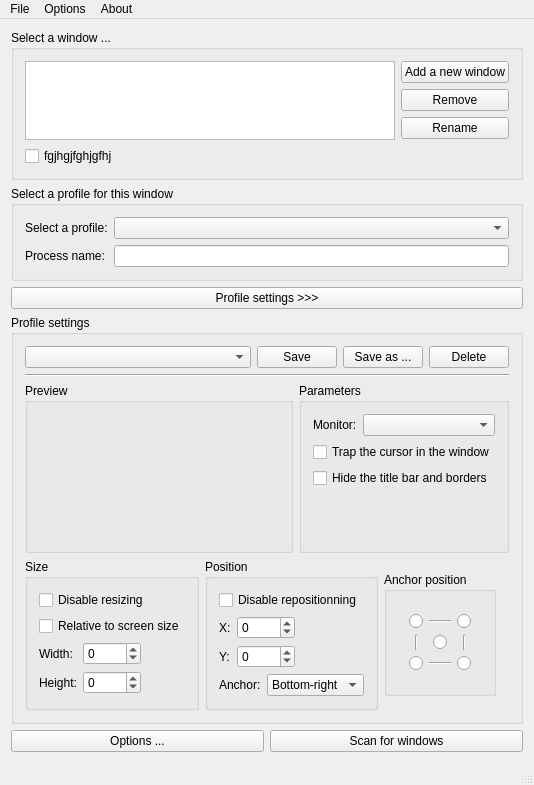
The window that FullScreenWindow/fullscreenwindow.ui (Miow/FullScreenWindow) describes before a commit, drawn with Qt 5.
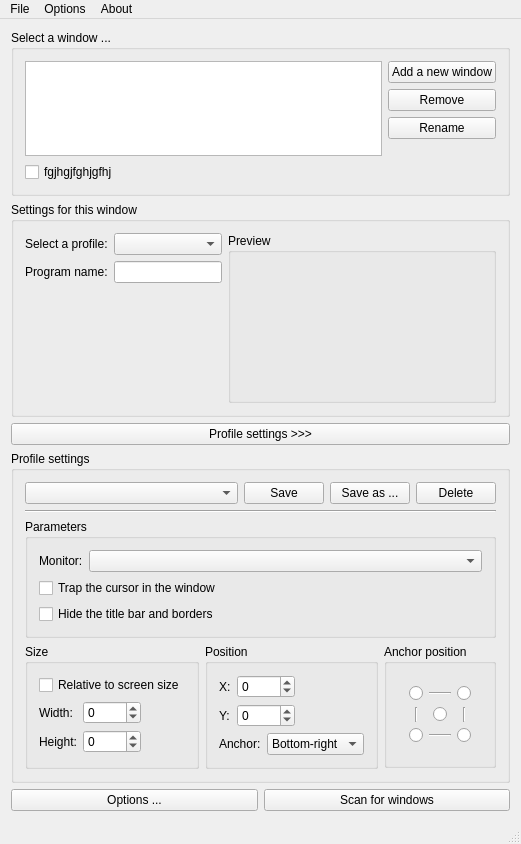
The same window after the commit.

What changed in the file:
```diff
--- a/FullScreenWindow/fullscreenwindow.ui
+++ b/FullScreenWindow/fullscreenwindow.ui
@@ -7,7 +7,7 @@
     <x>0</x>
     <y>0</y>
     <width>496</width>
-    <height>749</height>
+    <height>844</height>
    </rect>
   </property>
   <property name="windowTitle">
@@ -131,74 +131,11 @@
                   </item>
                  </layout>
                 </item>
-                <item row="3" column="0">
-                 <spacer name="verticalSpacer_2">
-                  <property name="orientation">
-                   <enum>Qt::Vertical</enum>
-                  </property>
-                  <property name="sizeHint" stdset="0">
-                   <size>
-                    <width>20</width>
-                    <height>40</height>
-                   </size>
-                  </property>
-                 </spacer>
-                </item>
                </layout>
               </item>
              </layout>
             </widget>
            </item>
-           <item row="0" column="0">
-            <widget class="QGroupBox" name="groupBox_3">
-             <property name="sizePolicy">
-              <sizepolicy hsizetype="Preferred" vsizetype="Preferred">
-               <horstretch>0</horstretch>
-               <verstretch>0</verstretch>
-              </sizepolicy>
-             </property>
-             <property name="title">
-              <string>Preview</string>
-             </property>
-             <layout class="QGridLayout" name="gridLayout_11">
-              <item row="0" column="0">
-               <widget class="QGraphicsView" name="graphicsView_Preview">
-                <property name="sizePolicy">
-                 <sizepolicy hsizetype="Fixed" vsizetype="Fixed">
-                  <horstretch>0</horstretch>
-                  <verstretch>0</verstretch>
-                 </sizepolicy>
-                </property>
-                <property name="minimumSize">
-                 <size>
-                  <width>240</width>
-                  <height>125</height>
-                 </size>
-                </property>
-                <property name="maximumSize">
-                 <size>
-                  <width>240</width>
-                  <height>125</height>
-                 </size>
-                </property>
-                <property name="baseSize">
-                 <size>
-                  <width>240</width>
-                  <height>125</height>
-                 </size>
-                </property>
-                <property name="acceptDrops">
-                 <bool>false</bool>
-                </property>
-                <property name="styleSheet">
-                 <string notr="true">background: transparent;
-border: none</string>
-                </property>
-               </widget>
-              </item>
-             </layout>
-            </widget>
-           </item>
           </layout>
          </item>
          <item>
@@ -216,13 +153,13 @@
              </property>
              <layout class="QGridLayout" name="gridLayout_4">
               <item row="0" column="0">
-               <widget class="QCheckBox" name="checkBox">
+               <widget class="QCheckBox" name="checkBox_SizeIsRelative">
                 <property name="text">
-                 <string>Disable resizing</string>
+                 <string>Relative to screen size</string>
                 </property>
                </widget>
               </item>
-              <item row="2" column="0">
+              <item row="1" column="0">
                <layout class="QFormLayout" name="formLayout_4">
                 <property name="fieldGrowthPolicy">
                  <enum>QFormLayout::AllNonFixedFieldsGrow</enum>
@@ -278,13 +215,6 @@
                 </item>
                </layout>
               </item>
-              <item row="1" column="0">
-               <widget class="QCheckBox" name="checkBox_SizeIsRelative">
-                <property name="text">
-                 <string>Relative to screen size</string>
-                </property>
-               </widget>
-              </item>
              </layout>
             </widget>
            </item>
@@ -301,77 +231,6 @@
              </property>
              <layout class="QGridLayout" name="gridLayout_7">
               <item row="1" column="0">
-               <layout class="QFormLayout" name="formLayout_3">
-                <property name="fieldGrowthPolicy">
-                 <enum>QFormLayout::AllNonFixedFieldsGrow</enum>
-                </property>
-                <item row="0" column="0">
-                 <widget class="QLabel" name="label_X">
-                  <property name="text">
-                   <string>X:</string>
-                  </property>
-                 </widget>
-                </item>
-                <item row="0" column="1">
-                 <widget class="QSpinBox" name="spinBox_Y">
-                  <property name="sizePolicy">
-                   <sizepolicy hsizetype="Fixed" vsizetype="Fixed">
-                    <horstretch>0</horstretch>
-                    <verstretch>0</verstretch>
-                   </sizepolicy>
-                  </property>
-                  <property name="minimumSize">
-                   <size>
-                    <width>50</width>
-                    <height>0</height>
-                   </size>
-                  </property>
-                  <property name="minimum">
-                   <number>-9999</number>
-                  </property>
-                  <property name="maximum">
-                   <number>9999</number>
-                  </property>
-                  <property name="singleStep">
-                   <number>1</number>
-                  </property>
-                 </widget>
-                </item>
-                <item row="1" column="0">
-                 <widget class="QLabel" name="label_Y">
-                  <property name="text">
-                   <string>Y:</string>
-                  </property>
-                 </widget>
-                </item>
-                <item row="1" column="1">
-                 <widget class="QSpinBox" name="spinBox_X">
-                  <property name="sizePolicy">
-                   <sizepolicy hsizetype="Fixed" vsizetype="Fixed">
-                    <horstretch>0</horstretch>
-                    <verstretch>0</verstretch>
-                   </sizepolicy>
-                  </property>
-                  <property name="minimumSize">
-                   <size>
-                    <width>50</width>
-                    <height>0</height>
-                   </size>
-                  </property>
-                  <property name="minimum">
-                   <number>-9999</number>
-                  </property>
-                  <property name="maximum">
-                   <number>9999</number>
-                  </property>
-                  <property name="singleStep">
-                   <number>1</number>
-                  </property>
-                 </widget>
-                </item>
-               </layout>
-              </item>
-              <item row="2" column="0">
                <layout class="QFormLayout" name="formLayout_2">
                 <item row="0" column="1">
                  <widget class="QComboBox" name="comboBox_Anchor">
@@ -424,11 +283,75 @@
                </layout>
               </item>
               <item row="0" column="0">
-               <widget class="QCheckBox" name="checkBox_2">
-                <property name="text">
-                 <string>Disable repositionning</string>
+               <layout class="QFormLayout" name="formLayout_3">
+                <property name="fieldGrowthPolicy">
+                 <enum>QFormLayout::AllNonFixedFieldsGrow</enum>
                 </property>
-               </widget>
+                <item row="0" column="0">
+                 <widget class="QLabel" name="label_X">
+                  <property name="text">
+                   <string>X:</string>
+                  </property>
+                 </widget>
+                </item>
+                <item row="0" column="1">
+                 <widget class="QSpinBox" name="spinBox_Y">
+                  <property name="sizePolicy">
+                   <sizepolicy hsizetype="Fixed" vsizetype="Fixed">
+                    <horstretch>0</horstretch>
+                    <verstretch>0</verstretch>
+                   </sizepolicy>
+                  </property>
+                  <property name="minimumSize">
+                   <size>
+                    <width>50</width>
+                    <height>0</height>
+                   </size>
+                  </property>
+                  <property name="minimum">
+                   <number>-9999</number>
+                  </property>
+                  <property name="maximum">
+                   <number>9999</number>
+                  </property>
+                  <property name="singleStep">
+                   <number>1</number>
+                  </property>
+                 </widget>
+                </item>
+                <item row="1" column="0">
+                 <widget class="QLabel" name="label_Y">
+                  <property name="text">
+                   <string>Y:</string>
+                  </property>
+                 </widget>
+                </item>
+                <item row="1" column="1">
+                 <widget class="QSpinBox" name="spinBox_X">
+                  <property name="sizePolicy">
+                   <sizepolicy hsizetype="Fixed" vsizetype="Fixed">
+                    <horstretch>0</horstretch>
+                    <verstretch>0</verstretch>
+                   </sizepolicy>
+                  </property>
+                  <property name="minimumSize">
+                   <size>
+                    <width>50</width>
+                    <height>0</height>
+                   </size>
+                  </property>
+                  <property name="minimum">
+                   <number>-9999</number>
+                  </property>
+                  <property name="maximum">
+                   <number>9999</number>
+                  </property>
+                  <property name="singleStep">
+                   <number>1</number>
+                  </property>
+                 </widget>
+                </item>
+               </layout>
               </item>
              </layout>
             </widget>
@@ -730,42 +653,6 @@
       </item>
      </layout>
     </item>
-    <item row="2" column="0">
-     <widget class="QGroupBox" name="groupBox_ProfileSelection">
-      <property name="title">
-       <string>Select a profile for this window</string>
-      </property>
-      <layout class="QGridLayout" name="gridLayout_9">
-       <item row="0" column="0">
-        <layout class="QFormLayout" name="formLayout_5">
-         <property name="fieldGrowthPolicy">
-          <enum>QFormLayout::AllNonFixedFieldsGrow</enum>
-         </property>
-         <item row="0" column="0">
-          <widget class="QLabel" name="label_ProfileSelection">
-           <property name="text">
-            <string>Select a profile:</string>
-           </property>
-          </widget>
-         </item>
-         <item row="0" column="1">
-          <widget class="QComboBox" name="comboBox_ProfileSelection"/>
-         </item>
-         <item row="1" column="1">
-          <widget class="QLineEdit" name="lineEdit_ProcessName"/>
-         </item>
-         <item row="1" column="0">
-          <widget class="QLabel" name="label_ProcessName">
-           <property name="text">
-            <string>Process name:</string>
-           </property>
-          </widget>
-         </item>
-        </layout>
-       </item>
-      </layout>
-     </widget>
-    </item>
     <item row="3" column="0">
      <widget class="QPushButton" name="pushButton_toggleProfilesSettings">
       <property name="text">
@@ -773,6 +660,117 @@
       </property>
      </widget>
     </item>
+    <item row="2" column="0">
+     <widget class="QGroupBox" name="groupBox_ProfileSelection">
+      <property name="title">
+       <string>Settings for this window</string>
+      </property>
+      <layout class="QGridLayout" name="gridLayout_9">
+       <item row="0" column="0">
+        <layout class="QHBoxLayout" name="horizontalLayout_5">
+         <item>
+          <layout class="QGridLayout" name="gridLayout_15">
+           <item row="2" column="0">
+            <spacer name="verticalSpacer_4">
+             <property name="orientation">
+              <enum>Qt::Vertical</enum>
+             </property>
+             <property name="sizeHint" stdset="0">
+              <size>
+               <width>20</width>
+               <height>40</height>
+              </size>
+             </property>
+            </spacer>
+           </item>
+           <item row="0" column="0">
+            <layout class="QFormLayout" name="formLayout_6">
+             <property name="fieldGrowthPolicy">
+              <enum>QFormLayout::AllNonFixedFieldsGrow</enum>
+             </property>
+             <item row="0" column="0">
+              <widget class="QLabel" name="label_ProfileSelection">
+               <property name="text">
+                <string>Select a profile:</string>
+               </property>
+              </widget>
+             </item>
+             <item row="0" column="1">
+              <widget class="QComboBox" name="comboBox_ProfileSelection"/>
+             </item>
+            </layout>
+           </item>
+           <item row="1" column="0">
+            <layout class="QFormLayout" name="formLayout_7">
+             <item row="0" column="0">
+              <widget class="QLabel" name="label_ProcessName">
+               <property name="text">
+                <string>Program name:</string>
+               </property>
+              </widget>
+             </item>
+             <item row="0" column="1">
+              <widget class="QLineEdit" name="lineEdit_ProcessName"/>
+             </item>
+            </layout>
+           </item>
+          </layout>
+         </item>
+         <item>
+          <widget class="QGroupBox" name="groupBox_3">
+           <property name="sizePolicy">
+            <sizepolicy hsizetype="Preferred" vsizetype="Preferred">
+             <horstretch>0</horstretch>
+             <verstretch>0</verstretch>
+            </sizepolicy>
+           </property>
+           <property name="title">
+            <string>Preview</string>
+           </property>
+           <layout class="QGridLayout" name="gridLayout_11">
+            <item row="0" column="0">
+             <widget class="QGraphicsView" name="graphicsView_Preview">
+              <property name="sizePolicy">
+               <sizepolicy hsizetype="Fixed" vsizetype="Fixed">
+                <horstretch>0</horstretch>
+                <verstretch>0</verstretch>
+               </sizepolicy>
+              </property>
+              <property name="minimumSize">
+               <size>
+                <width>240</width>
+                <height>125</height>
+               </size>
+              </property>
+              <property name="maximumSize">
+               <size>
+                <width>240</width>
+                <height>125</height>
+               </size>
+              </property>
+              <property name="baseSize">
+               <size>
+                <width>240</width>
+                <height>125</height>
+               </size>
+              </property>
+              <property name="acceptDrops">
+               <bool>false</bool>
+              </property>
+              <property name="styleSheet">
+               <string notr="true">background: transparent;
+border: none</string>
+              </property>
+             </widget>
+            </item>
+           </layout>
+          </widget>
+         </item>
+        </layout>
+       </item>
+      </layout>
+     </widget>
+    </item>
    </layout>
   </widget>
   <widget class="QMenuBar" name="menuBar">
```
